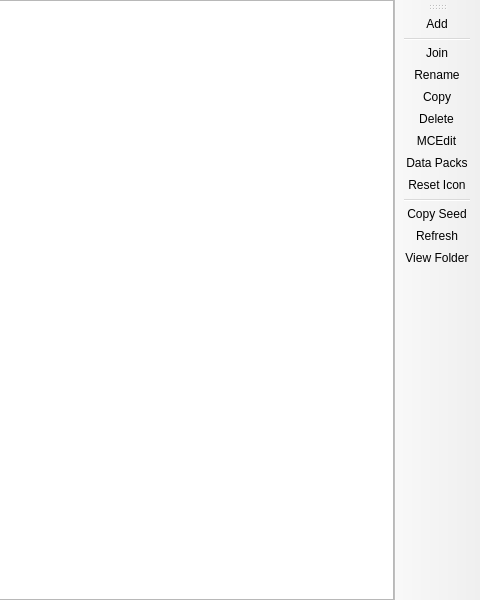
Before: the Qt Designer form launcher/ui/pages/instance/WorldListPage.ui in ElPibeCapo/BetelineyLauncher, drawn with Qt 5; both pictures show x 320 to 800 and y 0 to 600 of the 800 by 600 pixel window.
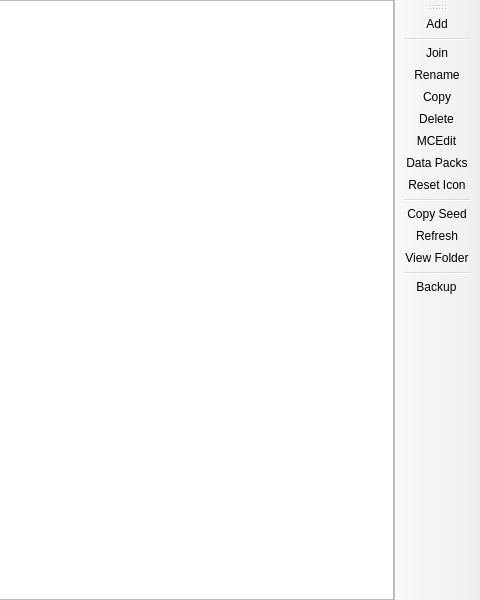
After: the same form once the commit is applied. Custom widgets are drawn as their Qt base class.

Commit message: feat(worlds): botón de backup manual de mundos

```diff
--- a/launcher/ui/pages/instance/WorldListPage.ui
+++ b/launcher/ui/pages/instance/WorldListPage.ui
@@ -95,6 +95,8 @@
    <addaction name="actionCopy_Seed"/>
    <addaction name="actionRefresh"/>
    <addaction name="actionView_Folder"/>
+   <addaction name="separator"/>
+   <addaction name="actionBackup"/>
   </widget>
   <action name="actionAdd">
    <property name="text">
@@ -157,6 +159,14 @@
     <string>Manage data packs inside the world.</string>
    </property>
   </action>
+  <action name="actionBackup">
+   <property name="text">
+    <string>Backup</string>
+   </property>
+   <property name="toolTip">
+    <string>Save a timestamped zip copy of this world into the instance's backups/worlds folder.</string>
+   </property>
+  </action>
  </widget>
  <customwidgets>
   <customwidget>
```
The commit also changes 2 other files.
